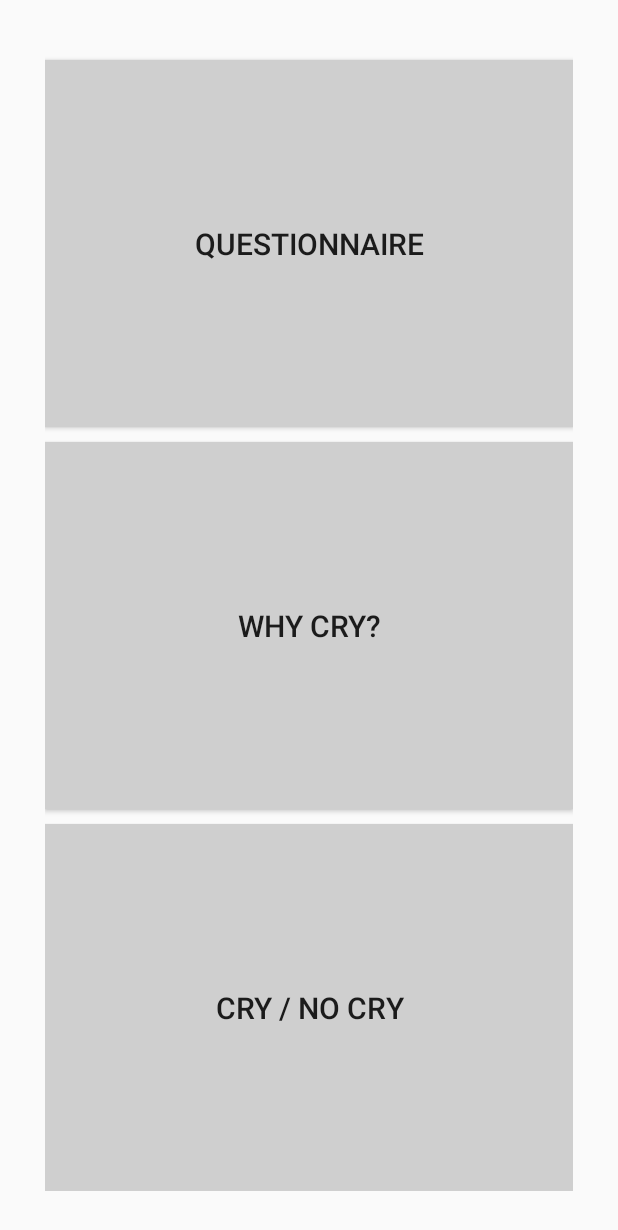
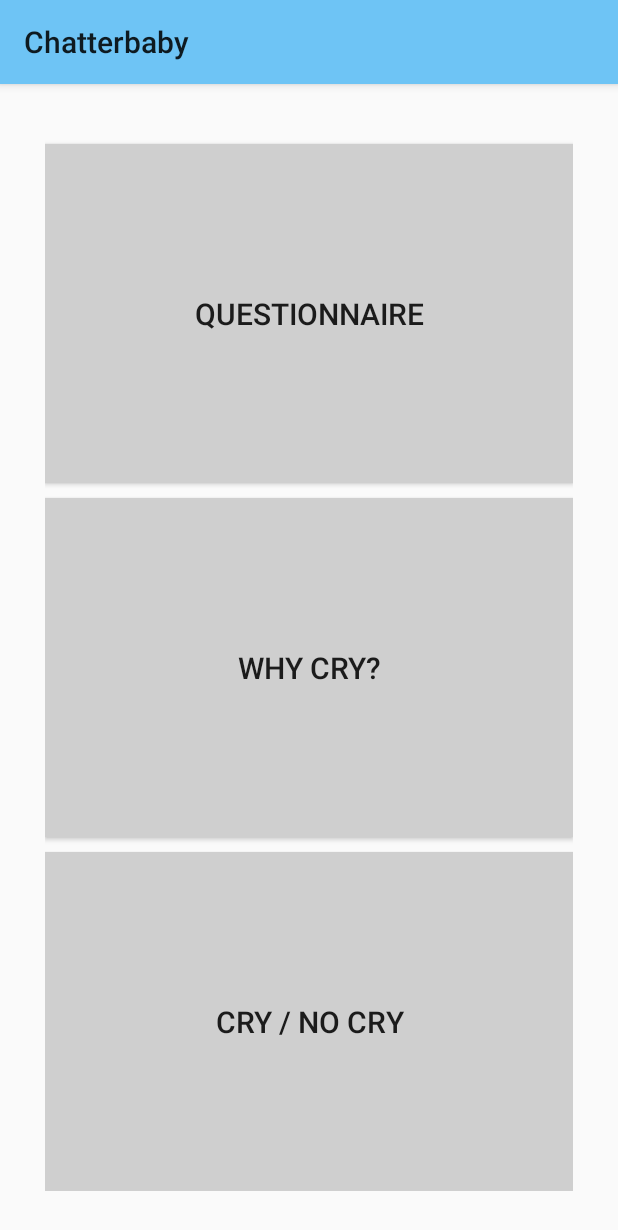
Before and after one commit to modularity/ChatterBaby, an Android app: the screen it shows after launch (MainActivity), on a phone screen of 412 x 824 dp. Shown: the top 1230 px of the screen. Run offline under Robolectric (Android 15) with nearby library versions, the phone set to English and light mode, and no system bars; 4 statements that could not run were skipped.

Commit message:
Added Toolbar and started Why Cry interface

```diff
--- a/app/build.gradle
+++ b/app/build.gradle
@@ -22,7 +22,9 @@
 dependencies {
     compile fileTree(dir: 'libs', include: ['*.jar'])
     testCompile 'junit:junit:4.12'
+
+
     compile 'com.android.support:appcompat-v7:24.0.0'
     compile 'com.google.android.gms:play-services-appindexing:8.1.0'
-
+    compile 'com.android.support:design:24.0.0'
 }
--- a/app/src/main/java/org/chatterbaby/chatterbaby/MainActivity.java
+++ b/app/src/main/java/org/chatterbaby/chatterbaby/MainActivity.java
@@ -4,6 +4,9 @@
 import android.content.Intent;
 import android.net.Uri;
 import android.os.Bundle;
+import android.support.v7.app.AppCompatActivity;
+import android.support.v7.widget.Toolbar;
+import android.view.Menu;
 import android.view.MenuItem;
 import android.view.View;
 import android.widget.Button;
@@ -14,13 +17,15 @@
 import com.google.android.gms.appindexing.AppIndex;
 import com.google.android.gms.common.api.GoogleApiClient;
 
-public class MainActivity extends Activity implements View.OnClickListener {
-    public final static String EXTRA_MESSAGE = "org.chatterbaby.chatterbaby.MESSAGE";
+public class MainActivity extends AppCompatActivity implements View.OnClickListener {
     /**
      * ATTENTION: This was auto-generated to implement the App Indexing API.
      * See https://g.co/AppIndexing/AndroidStudio for more information.
      */
     private GoogleApiClient client;
+
+
+    public final static String EXTRA_MESSAGE = "org.chatterbaby.chatterbaby.MESSAGE";
 
     private Button[] btn = new Button[3];
     private Button btn_unfocus;
@@ -31,8 +36,10 @@
         super.onCreate(savedInstanceState);
         setContentView(R.layout.activity_main);
 
-        // enables the activity icon as a 'home' button. required if "android:targetSdkVersion" > 14
-        //getActionBar().setHomeButtonEnabled(true);
+        // Attaching the layout to the toolbar object
+        Toolbar toolbar = (Toolbar) findViewById(R.id.toolbar);
+        // Setting toolbar as the ActionBar with setSupportActionBar() call
+        setSupportActionBar(toolbar);
 
         // Show EULA
         new AppEula(this).show();
@@ -86,9 +93,9 @@
 
     private void setFocus(Button btn_unfocus, Button btn_focus) {
         btn_unfocus.setTextColor(Color.rgb(49, 50, 51));
-        btn_unfocus.setBackgroundColor(Color.rgb(207, 207, 207));
+        btn_unfocus.setBackgroundColor(Color.rgb(191,201,245));
         btn_focus.setTextColor(Color.rgb(255, 255, 255));
-        btn_focus.setBackgroundColor(Color.rgb(3, 106, 150));
+        btn_focus.setBackgroundColor(Color.rgb(122,213,198));
     }
 
     @Override
@@ -133,31 +140,4 @@
 
 
 
-
-
-    /**
-     * Let's the user tap the activity icon to go 'home'.
-     * Requires setHomeButtonEnabled() in onCreate().
-
-    @Override
-    public boolean onOptionsItemSelected(MenuItem menuItem) {
-        switch (menuItem.getItemId()) {
-            case android.R.id.home:
-                // MainActivity is my 'home' activity
-                startActivityAfterCleanup(MainActivity.class);
-                return true;
-        }
-        return (super.onOptionsItemSelected(menuItem));
-    }
-
-    private void startActivityAfterCleanup(Class<?> cls) {
-       // if (MainActivity != null) MainActivity.close();
-        Intent intent = new Intent(getApplicationContext(), cls);
-        intent.addFlags(Intent.FLAG_ACTIVITY_CLEAR_TOP);
-        startActivity(intent);
-    }
-*/
-
-
-
 }
--- a/app/src/main/res/layout/activity_main.xml
+++ b/app/src/main/res/layout/activity_main.xml
@@ -1,6 +1,21 @@
 <?xml version="1.0" encoding="utf-8"?>
-<LinearLayout xmlns:android="http://schemas.android.com/apk/res/android"
 
+<LinearLayout
+    xmlns:android="http://schemas.android.com/apk/res/android"
+    xmlns:tools="http://schemas.android.com/tools"
+    android:layout_width="match_parent"
+    android:layout_height="match_parent"
+    android:orientation="vertical"
+    android:id="@+id/root"
+    tools:context=".MainActivity">
+
+    <include
+        layout="@layout/toolbar"
+        android:layout_width="match_parent"
+        android:layout_height="wrap_content"/>
+
+
+    <LinearLayout
       android:layout_width="match_parent"
       android:layout_height="match_parent"
       android:gravity="center_horizontal"
@@ -47,3 +62,4 @@
       android:background="@color/button1" />
 
 </LinearLayout>
+</LinearLayout>
--- /dev/null
+++ b/app/src/main/res/layout/toolbar.xml
@@ -0,0 +1,9 @@
+<android.support.v7.widget.Toolbar
+    xmlns:android="http://schemas.android.com/apk/res/android"
+    android:id="@+id/toolbar"
+    android:layout_width="match_parent"
+    android:layout_height="wrap_content"
+    android:background="@color/colorPrimary"
+    android:elevation="4dp"
+    android:theme="@style/ThemeOverlay.AppCompat.ActionBar"
+    />
--- /dev/null
+++ b/app/src/main/res/values-v21/styles.xml
@@ -0,0 +1 @@
+<resources></resources>
--- a/app/src/main/res/values/dimens.xml
+++ b/app/src/main/res/values/dimens.xml
@@ -2,4 +2,5 @@
     <!-- Default screen margins, per the Android Design guidelines. -->
     <dimen name="activity_horizontal_margin">16dp</dimen>
     <dimen name="activity_vertical_margin">16dp</dimen>
+    <dimen name="fab_margin">16dp</dimen>
 </resources>
--- a/app/src/main/res/values/strings.xml
+++ b/app/src/main/res/values/strings.xml
@@ -54,4 +54,5 @@
         By clicking "Accept" you are providing your digital signature, indicating your informed consent to participate in this research study."
 
     </string>
+    <string name="title_activity_why_cry">WhyCryActivity</string>
 </resources>
--- a/app/src/main/res/values/styles.xml
+++ b/app/src/main/res/values/styles.xml
@@ -8,4 +8,8 @@
         <item name="colorAccent">@color/colorAccent</item>
     </style>
 
+    <style name="AppBarOverlay" parent="ThemeOverlay.AppCompat.Dark.ActionBar" />
+
+    <style name="PopupOverlay" parent="ThemeOverlay.AppCompat.Light" />
+
 </resources>
```
Also changed, not shown: app/src/main/AndroidManifest.xml (+16 -5 lines), app/src/main/java/org/chatterbaby/chatterbaby/WhyCryActivity.java (added, +30 -0 lines), app/src/main/res/layout/activity_why_cry.xml (added, +34 -0 lines), app/src/main/res/layout/content_why_cry.xml (added, +15 -0 lines).
